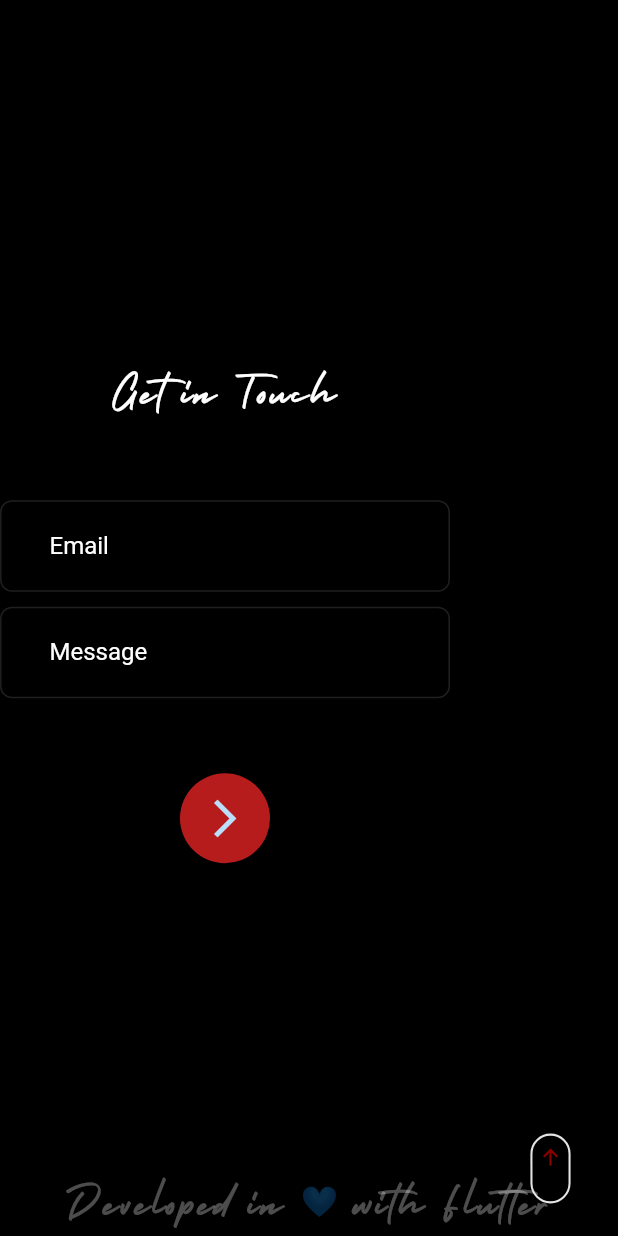
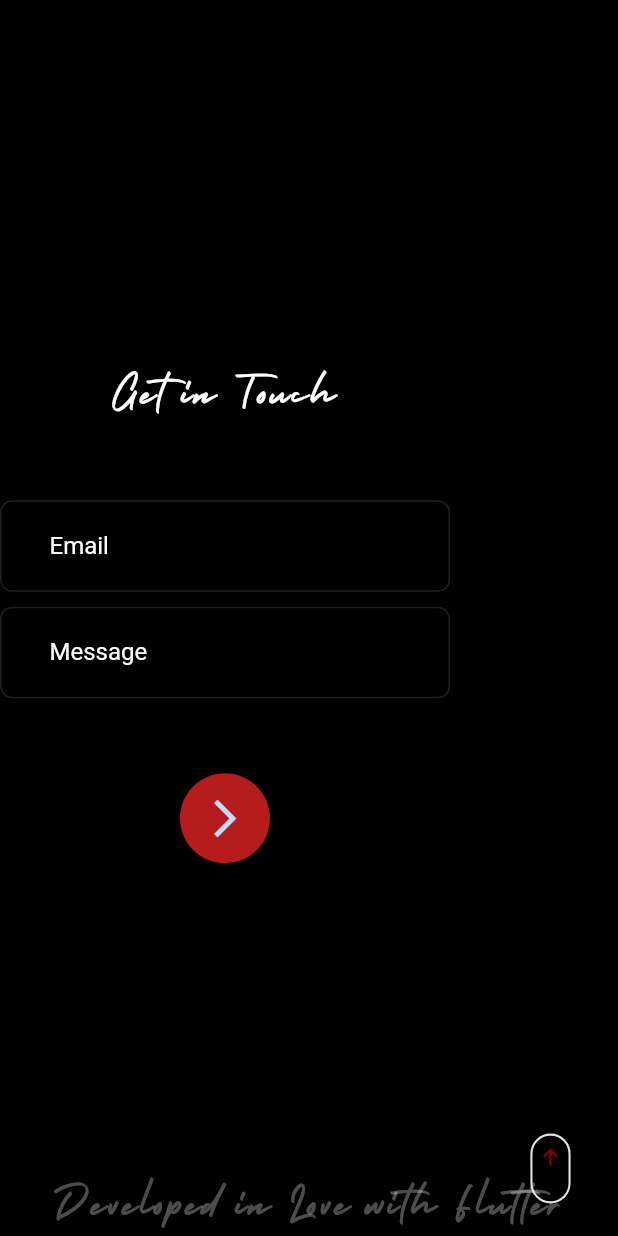
Before and after one commit to msramesh2k1/R---portfolio, a Flutter app: the ThirdScreen screen opened directly, scrolled down 824 dp, on a phone screen of 412 x 824 dp. Run offline on Flutter 3.47's test engine with Material 2 defaults, Android fonts, the phone set to English and light mode, and no system bars; our stand-ins replace animated_text_kit, google_fonts, lottie; network calls fail; Roboto replaces fonts that are missing (lato).

Commit message:
fix - Incorrect Widget Error

```diff
--- a/lib/second_screen.dart
+++ b/lib/second_screen.dart
@@ -124,7 +124,7 @@ class _SecondScreenState extends State<SecondScreen> {
                         style: TextStyle(
                           fontFamily: 'HolidayFree',
                           height:
-                              MediaQuery.of(context).size.width < 600 ? 3 : 1,
+                              MediaQuery.of(context).size.width < 600 ? 3 : 2,
                           fontSize: 22,
                           color: Colors.white,
                           wordSpacing: 10,
--- a/lib/third_screen.dart
+++ b/lib/third_screen.dart
@@ -238,7 +238,7 @@ class _ThirdScreenState extends State<ThirdScreen> {
                             ),
                       const Spacer(),
                       const Text(
-                        "Developed in 💙 with Flutter",
+                        "Developed in Love with Flutter",
                         textAlign: TextAlign.center,
                         style: TextStyle(
                           fontFamily: 'HolidayFree',
@@ -264,10 +264,7 @@ class _ThirdScreenState extends State<ThirdScreen> {
                       : MainAxisAlignment.start,
                   crossAxisAlignment: CrossAxisAlignment.center,
                   children: [
-                    Positioned(
-                      top: 60,
-                      left: MediaQuery.of(context).size.width < 600 ? 20 : 40,
-                      child: const Text(
+                    const Text(
                       "Get in Touch",
                       textAlign: TextAlign.center,
                       style: TextStyle(
@@ -276,7 +273,6 @@ class _ThirdScreenState extends State<ThirdScreen> {
                         color: Colors.white,
                         letterSpacing: 2,
                         fontWeight: FontWeight.w100,
-                        ),
                       ),
                     ),
                     const SizedBox(
```
Lines whose indentation alone changed are shown as unchanged.
